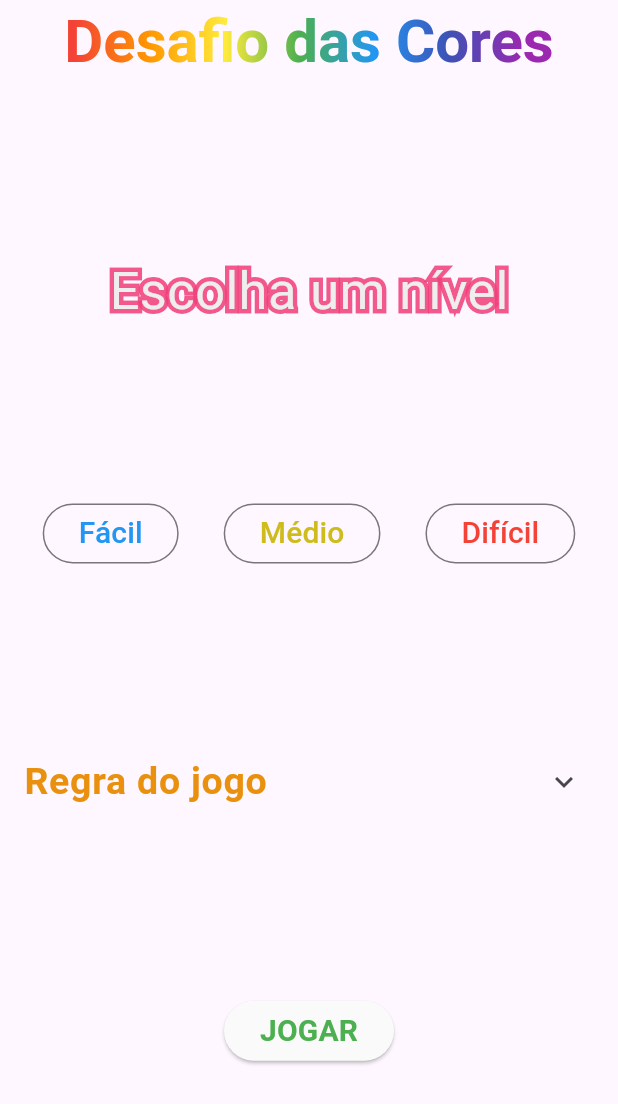
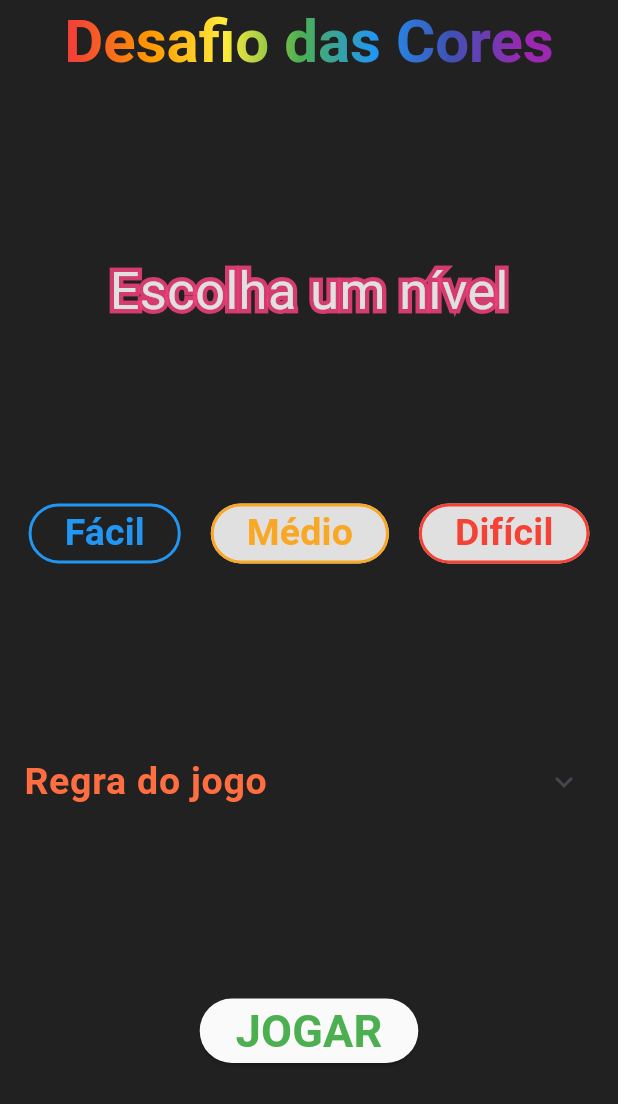
Before and after one commit to leilaMoraes/Color-Challenge-App, a Flutter app: the screen it shows after launch, after a tap on "Fácil", on a phone screen of 412 x 824 dp. Shown: the top 1104 px of the screen. Run offline on Flutter 3.47's test engine with Material 2 defaults, Android fonts, the phone set to English and light mode, and no system bars.

Commit message:
feat: change outiledButton background color when click and dark mode

```diff
--- a/lib/main.dart
+++ b/lib/main.dart
@@ -28,14 +28,14 @@
 }
 
 class _MyHomePageState extends State<MyHomePage> {
-  void _incrementCounter() {
-    setState(() {});
-  }
+  int selectedButton = 0;
 
   @override
   Widget build(BuildContext context) {
     return Scaffold(
+      backgroundColor: Colors.grey[900],
       appBar: AppBar(
+        backgroundColor: Colors.grey[900],
         centerTitle: true,
         title: Text(
           widget.title,
@@ -77,34 +77,87 @@
                 'Escolha um nível',
                 style: TextStyle(
                   fontSize: 35,
-                  color: Colors.grey[200],
+                  color: Colors.grey[300],
                 ),
               ),
             ],
           ),
           Wrap(
-            spacing: 30.0,
+            spacing: 20.0,
             children: [
               OutlinedButton(
-                onPressed: () {},
+                style: OutlinedButton.styleFrom(
+                    backgroundColor: selectedButton == 1
+                        ? Colors.grey[900]
+                        : Colors.grey[300],
+                    side: const BorderSide(
+                      color: Colors.blue,
+                      width: 2,
+                    )),
+                onPressed: () {
+                  setState(() {
+                    selectedButton == 1
+                        ? selectedButton = 0
+                        : selectedButton = 1;
+                  });
+                },
                 child: const Text(
                   'Fácil',
-                  style: TextStyle(color: Colors.blue, fontSize: 20),
+                  style: TextStyle(
+                    color: Colors.blue,
+                    fontSize: 25,
+                    fontWeight: FontWeight.bold,
+                  ),
                 ),
               ),
               OutlinedButton(
-                onPressed: () {},
-                child: const Text(
+                style: OutlinedButton.styleFrom(
+                    backgroundColor: selectedButton == 2
+                        ? Colors.grey[900]
+                        : Colors.grey[300],
+                    side: const BorderSide(
+                      color: Color.fromARGB(255, 249, 168, 37),
+                      width: 2,
+                    )),
+                onPressed: () {
+                  setState(() {
+                    selectedButton == 2
+                        ? selectedButton = 0
+                        : selectedButton = 2;
+                  });
+                },
+                child: Text(
                   'Médio',
                   style: TextStyle(
-                      color: Color.fromARGB(255, 206, 188, 28), fontSize: 20),
+                    color: Colors.yellow[800],
+                    fontSize: 25,
+                    fontWeight: FontWeight.bold,
+                  ),
                 ),
               ),
               OutlinedButton(
-                onPressed: () {},
+                style: OutlinedButton.styleFrom(
+                    backgroundColor: selectedButton == 3
+                        ? Colors.grey[900]
+                        : Colors.grey[300],
+                    side: const BorderSide(
+                      color: Colors.red,
+                      width: 2,
+                    )),
+                onPressed: () {
+                  setState(() {
+                    selectedButton == 3
+                        ? selectedButton = 0
+                        : selectedButton = 3;
+                  });
+                },
                 child: const Text(
                   'Difícil',
-                  style: TextStyle(color: Colors.red, fontSize: 20),
+                  style: TextStyle(
+                    color: Colors.red,
+                    fontSize: 25,
+                    fontWeight: FontWeight.bold,
+                  ),
                 ),
               )
             ],
@@ -115,14 +168,14 @@
               style: TextStyle(
                   fontWeight: FontWeight.bold,
                   fontSize: 25,
-                  color: Color.fromARGB(255, 233, 145, 14)),
+                  color: Colors.deepOrangeAccent),
             ),
             children: [
               Padding(
                 padding: EdgeInsets.all(10.0),
                 child: Text(
                   'Leia a cor que aparece na tela e não a que está escrita.',
-                  style: TextStyle(fontSize: 18),
+                  style: TextStyle(fontSize: 18, color: Colors.white),
                 ),
               ),
             ],
@@ -136,7 +189,7 @@
               'JOGAR',
               style: TextStyle(
                   color: Colors.green,
-                  fontSize: 20,
+                  fontSize: 30,
                   fontWeight: FontWeight.bold),
             ),
           ),
```
